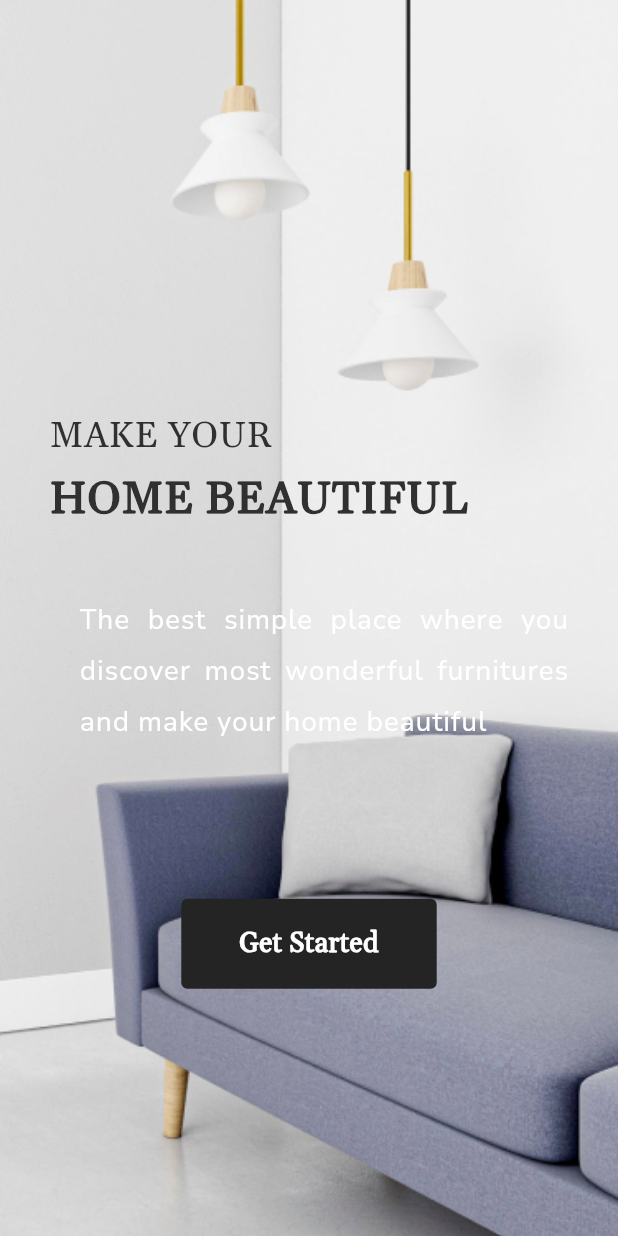
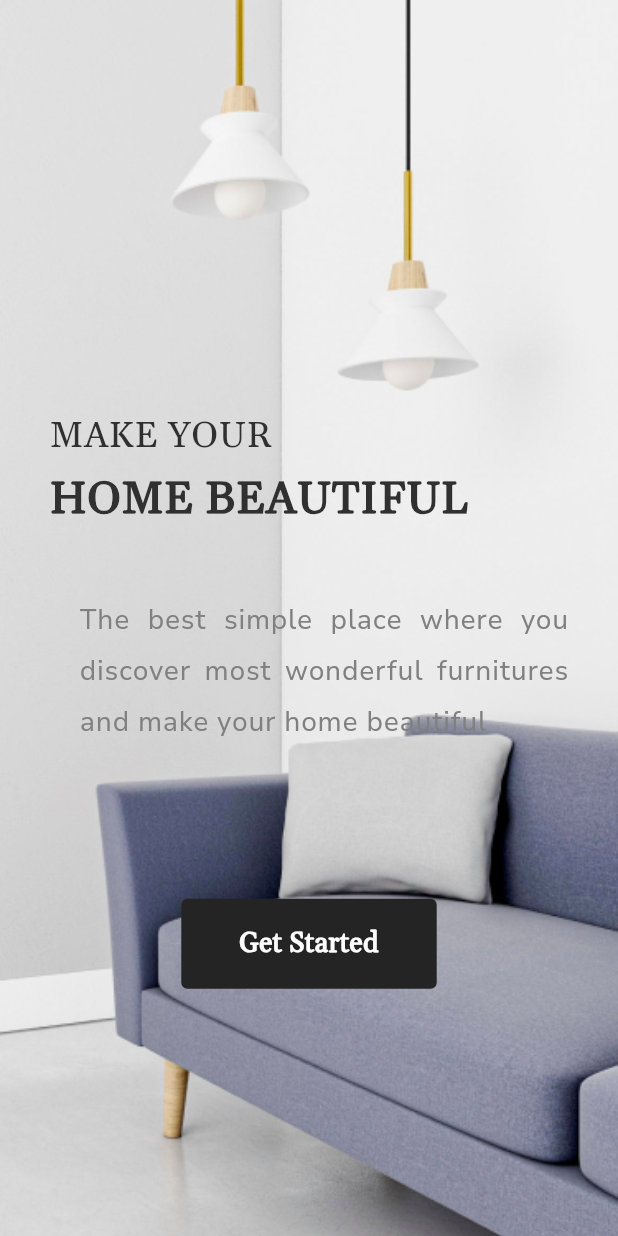
Before and after one commit to tuyentrantrong-agilityio/flutter-training-practice, a Flutter app: the screen it shows after launch, on a phone screen of 412 x 824 dp. Run offline on Flutter 3.47's test engine with Material 3 defaults, Android fonts, the phone set to English and light mode, and no system bars; our stand-ins replace auto_route, flutter_dotenv, flutter_hooks, flutter_svg, freezed_annotation, hooks_riverpod and 2 more; accounts and stored records are empty; generated files the repository leaves out were written again.

Commit message:
update color of onboarding description of onboarding page

```diff
--- a/shopping/lib/features/auth/page/onboarding_page.dart
+++ b/shopping/lib/features/auth/page/onboarding_page.dart
@@ -51,7 +51,7 @@ class OnboardingPage extends StatelessWidget {
                 style: textTheme.labelMedium?.copyWith(
                   fontWeight: AppFontWeights.regular,
                   height: 1.9,
-                  color: context.colorScheme.onPrimary,
+                  color: AppColors.gray500,
                 ),
               ),
             ),
```
